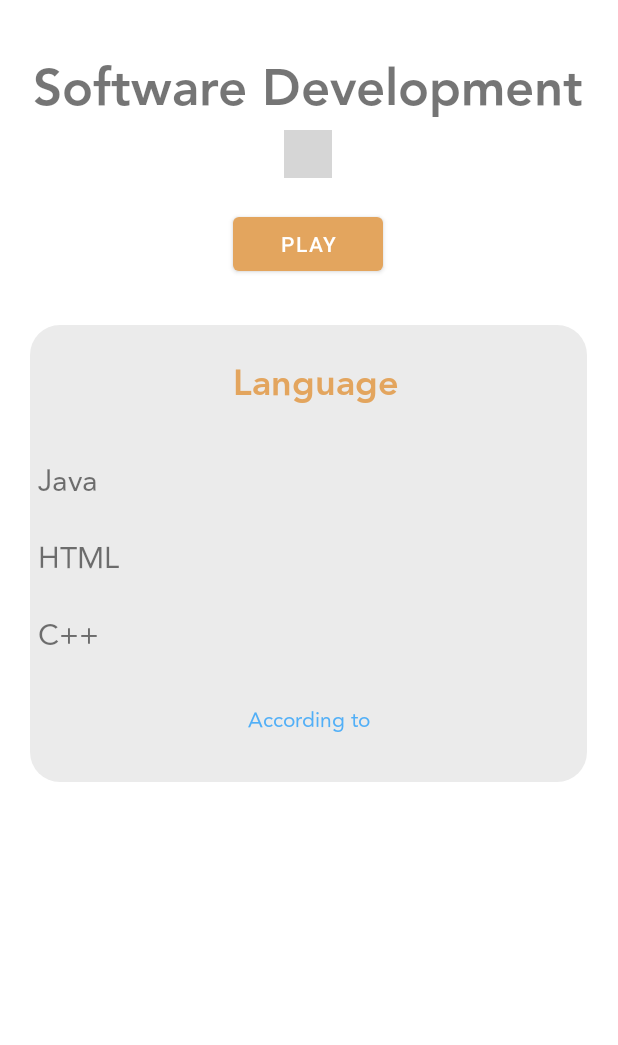
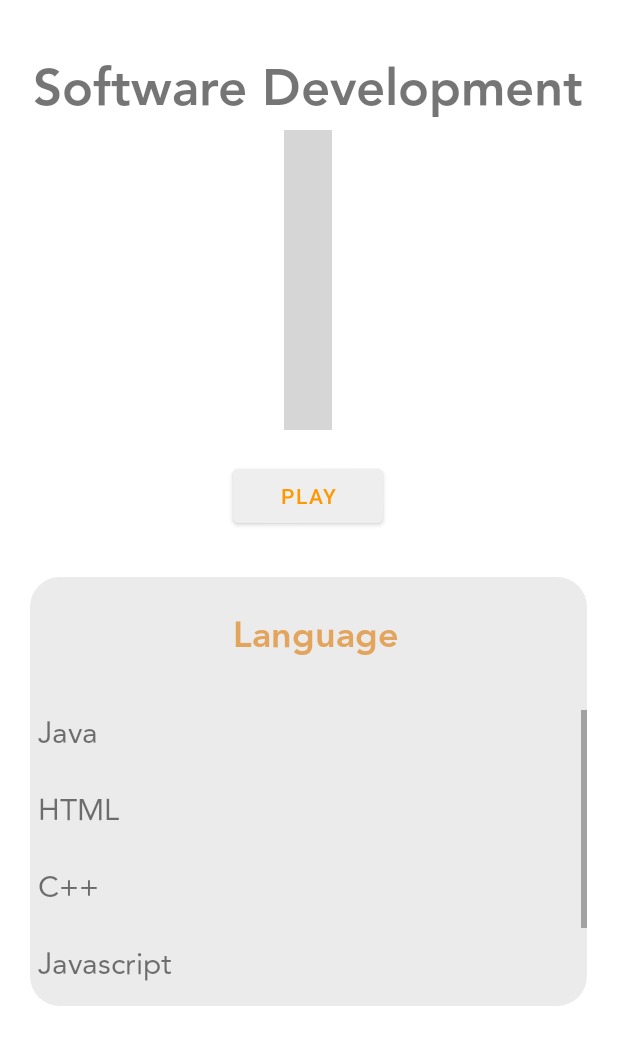
Before and after one commit to salakatenzing/Tech_Cafe, an Android app: the layout activity_sd_skill1.xml on its own in the app's theme, with its tools: preview values and no code run, on a phone screen of 412 x 824 dp. Shown: the top 1045 px of the screen. Run offline under Robolectric (Android 15) with nearby library versions, the phone set to English and light mode, and no system bars; plain views replace YouTubePlayerView; grey boxes are pictures that could not be loaded.

Commit message:
fixed video margin implementation with updated text

```diff
--- a/TechCafe/app/src/main/AndroidManifest.xml
+++ b/TechCafe/app/src/main/AndroidManifest.xml
@@ -15,9 +15,6 @@
         android:roundIcon="@mipmap/ic_launcher_round"
         android:supportsRtl="true"
         android:theme="@style/Theme.Techcafe1">
-        <activity
-            android:name=".javaMapVideo"
-            android:exported="false" />
         <activity
             android:name=".MissionStatement"
             android:exported="false" />
--- a/TechCafe/app/src/main/res/layout/activity_sd_skill1.xml
+++ b/TechCafe/app/src/main/res/layout/activity_sd_skill1.xml
@@ -31,7 +31,7 @@
         <com.google.android.youtube.player.YouTubePlayerView
             android:id="@+id/Java_firstVid"
             android:layout_width="wrap_content"
-            android:layout_height="wrap_content" />
+            android:layout_height="200dp" />
 
 
         <Button
@@ -39,7 +39,9 @@
             android:layout_width="100dp"
             android:layout_height="wrap_content"
             android:layout_marginTop="20dp"
-            android:text="@string/playBtn_Java" />
+            android:backgroundTint="#EEEE"
+            android:text="@string/playBtn_Java"
+            android:textColor="#FF9800" />
 
         <LinearLayout
             android:layout_width="371dp"
@@ -63,6 +65,14 @@
                 android:textColor="@color/orangeish"
                 android:textSize="24sp" />
 
+            <ScrollView
+                android:layout_width="match_parent"
+                android:layout_height="match_parent">
+
+                <LinearLayout
+                    android:layout_width="match_parent"
+                    android:layout_height="wrap_content"
+                    android:orientation="vertical" >
 
                     <TextView
                         android:id="@+id/sd_lang_1"
@@ -73,7 +83,6 @@
                         android:text="@string/sd_lang_1"
                         android:textAlignment="textStart"
                         android:textSize="20sp" />
-
 
                     <TextView
                         android:id="@+id/sd_lang_3"
@@ -98,6 +107,17 @@
                         android:textSize="20sp" />
 
                     <TextView
+                        android:id="@+id/sd_lang_4"
+                        android:layout_width="match_parent"
+                        android:layout_height="wrap_content"
+                        android:layout_marginLeft="5dp"
+                        android:layout_marginTop="20dp"
+                        android:fontFamily="@font/avenir_normal"
+                        android:text="@string/sd_lang_4"
+                        android:textAlignment="viewStart"
+                        android:textSize="20sp" />
+
+                    <TextView
                         android:id="@+id/sd_lang_res"
                         android:layout_width="match_parent"
                         android:layout_height="wrap_content"
@@ -108,6 +128,15 @@
                         android:textAlignment="center"
                         android:textColor="@color/blueish" />
                 </LinearLayout>
+            </ScrollView><![CDATA[
+
+
+            />
+
+
+
+            ]]>
+        </LinearLayout>
 
     </LinearLayout>
 
--- a/TechCafe/app/src/main/res/values/strings.xml
+++ b/TechCafe/app/src/main/res/values/strings.xml
@@ -26,7 +26,7 @@
     <string name="sd_skills">Skills and Tech</string>
     <string name="sd_topic_2">Topic</string>
     <string name="sd_topic_3">Topic</string>
-    <string name="sd_topic_4">Topic</string>
+    <string name="sd_topic_4">Top S.D Languages</string>
     <string name="sd_topic_5">Topic</string>
     <string name="sd_topic_6">Topic</string>
     <string name="sd_topic_7">Topic</string>
@@ -85,5 +85,6 @@
     <string name="activity">activity</string>
     <string name="backButton">back</string>
     <string name="playBtn_Java">play</string>
+    <string name="sd_lang_4">Javascript</string>
 
 </resources>
```
Also changed, not shown: TechCafe/app/src/main/java/com/example/techcafe1/javaMapVideo.java (deleted, +0 -43 lines), TechCafe/app/src/main/res/layout/activity_java_map_video.xml (deleted, +0 -21 lines). Lines whose indentation alone changed are shown as unchanged.
